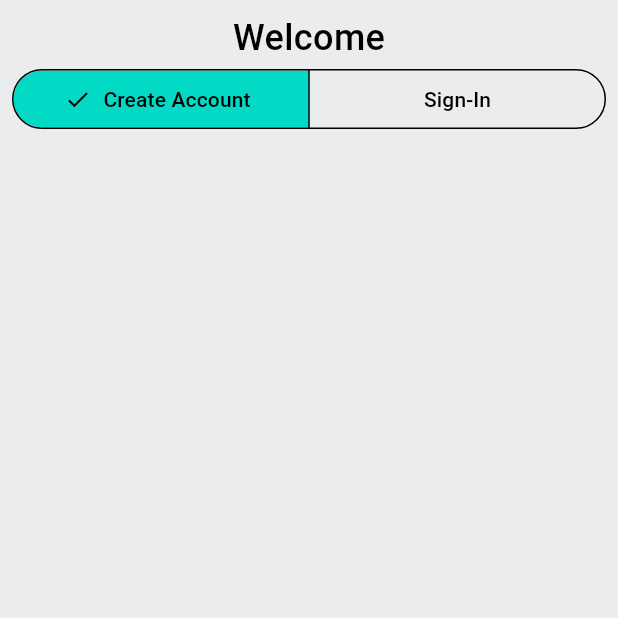
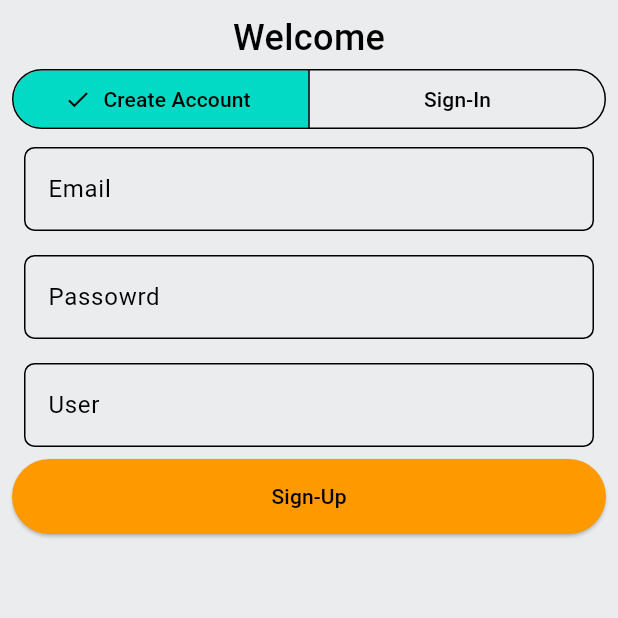
Before and after one commit to Vipul-Kataria/buyNest-FlutterEcommerce, a Flutter app: the screen it shows after launch, on a phone screen of 412 x 824 dp, the top half of it. Run offline on Flutter 3.47's test engine with Material 3 defaults, Android fonts, the phone set to English and light mode, and no system bars.

Commit message:
completed textFields,TextEditingControllers,CustomButtons

```diff
--- /dev/null
+++ b/lib/commons/widgets/custom_button.dart
@@ -0,0 +1,21 @@
+import 'package:amazon_clone/constants/global_variables.dart';
+import 'package:flutter/material.dart';
+
+class CustomButton extends StatelessWidget {
+  final String text;
+  final VoidCallback onTap;
+  const CustomButton({super.key, required this.text, required this.onTap});
+
+  @override
+  Widget build(BuildContext context) {
+    return ElevatedButton(
+      onPressed: onTap,
+      style: ElevatedButton.styleFrom(
+        minimumSize: const Size(double.infinity, 50),
+        backgroundColor: GlobalVariables.secondaryColor,
+
+      ),
+      child: Text(text,style: TextStyle(color: Colors.black),),
+    );
+  }
+}
--- /dev/null
+++ b/lib/commons/widgets/custom_text_field.dart
@@ -0,0 +1,30 @@
+import 'package:flutter/material.dart';
+
+class CustomTextField extends StatelessWidget {
+  final TextEditingController mycontroller;
+  final String hintText;
+  const CustomTextField({super.key, required this.mycontroller,required this.hintText});
+
+  @override
+  Widget build(BuildContext context) {
+    return Padding(
+      padding: const EdgeInsets.all(8.0),
+      child: TextField(
+        controller: mycontroller,
+        cursorColor: Colors.black38,
+        decoration: InputDecoration(
+          hintText: hintText,
+          focusedBorder: OutlineInputBorder(
+            borderRadius: BorderRadius.circular(7),
+            borderSide: BorderSide(color: Colors.black),
+          ),
+
+          border: OutlineInputBorder(
+            borderRadius: BorderRadius.circular(7),
+            borderSide: BorderSide(color: Colors.black),
+          ),
+        ),
+      ),
+    );
+  }
+}
--- a/lib/features/auth/screens/auth_screen.dart
+++ b/lib/features/auth/screens/auth_screen.dart
@@ -1,3 +1,5 @@
+import 'package:amazon_clone/commons/widgets/custom_button.dart';
+import 'package:amazon_clone/commons/widgets/custom_text_field.dart';
 import 'package:amazon_clone/constants/global_variables.dart';
 import 'package:flutter/material.dart';
 
@@ -12,6 +14,19 @@ class AuthScreen extends StatefulWidget {
 }
 
 class _AuthScreenState extends State<AuthScreen> {
+  final TextEditingController _emailController = TextEditingController();
+  final TextEditingController _passwordController = TextEditingController();
+  final TextEditingController _nameController = TextEditingController();
+  final _formKey = GlobalKey<FormState>();
+
+  @override
+  void dispose() {
+    super.dispose();
+    _emailController.dispose();
+    _passwordController.dispose();
+    _nameController.dispose();
+  }
+
   Auth _auth = Auth.signup;
   @override
   Widget build(BuildContext context) {
@@ -28,7 +43,7 @@ class _AuthScreenState extends State<AuthScreen> {
               ),
               SizedBox(
                 width: double.infinity,
-                child: SegmentedButton<Auth>(
+                child: SegmentedButton(
                   segments: [
                     const ButtonSegment(
                       value: Auth.signup,
@@ -39,7 +54,7 @@ class _AuthScreenState extends State<AuthScreen> {
                       label: Text("Sign-In"),
                     ),
                   ],
-                  selected:{_auth},
+                  selected: {_auth},
                   onSelectionChanged: (Set newSelection) {
                     setState(() {
                       _auth = newSelection.first;
@@ -47,6 +62,44 @@ class _AuthScreenState extends State<AuthScreen> {
                   },
                 ),
               ),
+              if (_auth == Auth.signup)
+                Form(
+                  key: _formKey,
+                  child: Column(
+                    children: [
+                      CustomTextField(
+                        mycontroller: _emailController,
+                        hintText: "Email",
+                      ),
+                      CustomTextField(
+                        mycontroller: _passwordController,
+                        hintText: "Passowrd",
+                      ),
+                      CustomTextField(
+                        mycontroller: _nameController,
+                        hintText: "User",
+                      ),
+                      CustomButton(text: "Sign-Up", onTap: () {}),
+                    ],
+                  ),
+                ),
+              if (_auth == Auth.signin)
+                Form(
+                  key: _formKey,
+                  child: Column(
+                    children: [
+                      CustomTextField(
+                        mycontroller: _emailController,
+                        hintText: "Email",
+                      ),
+                      CustomTextField(
+                        mycontroller: _passwordController,
+                        hintText: "Passowrd",
+                      ),
+                      CustomButton(text: "Sign-In", onTap: () {}),
+                    ],
+                  ),
+                ),
             ],
           ),
         ),
```
